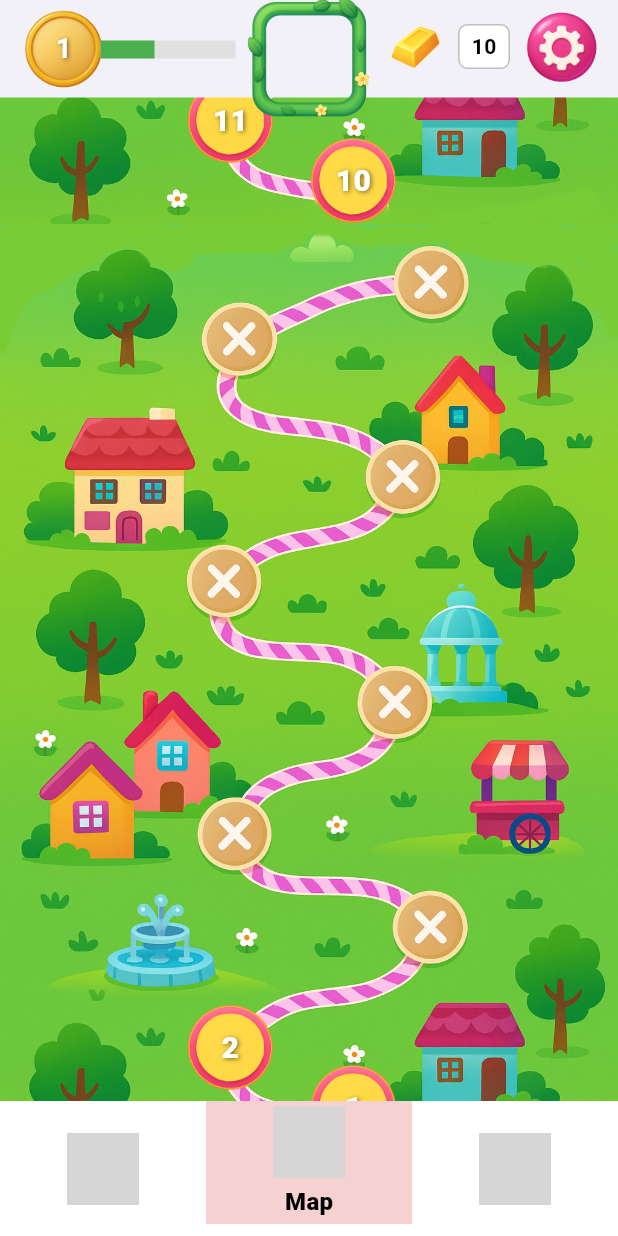
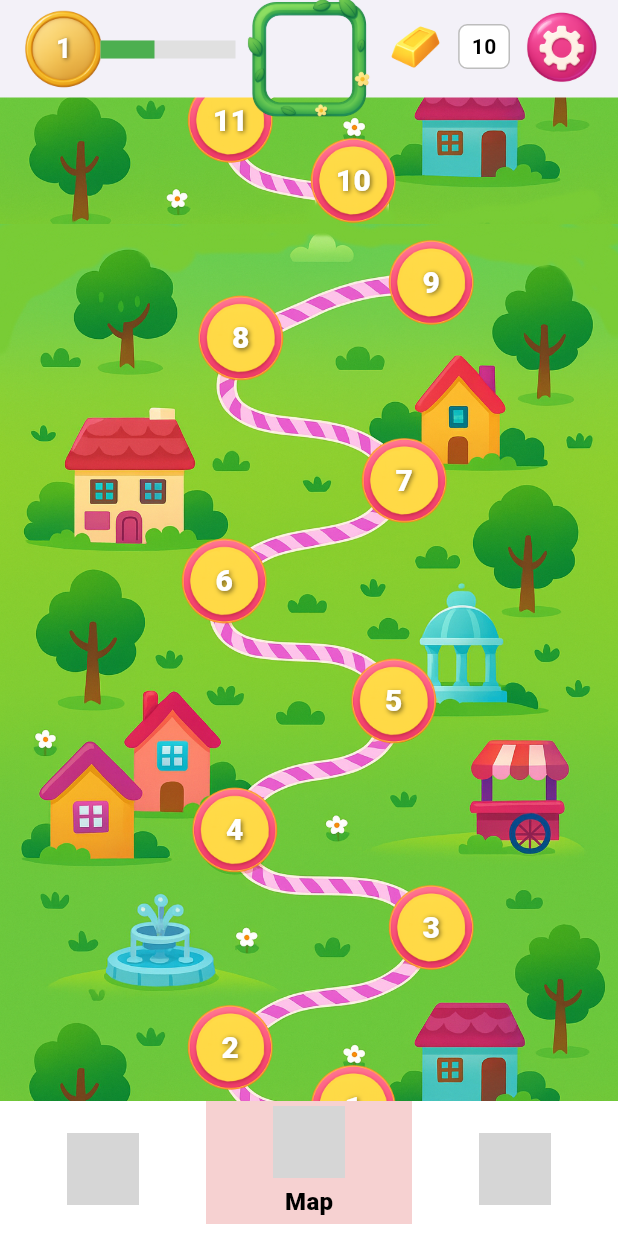
Before and after one commit to RieckA2306/slide_escape, a Flutter app: the screen it shows after launch, scrolled down 1152 dp, on a phone screen of 412 x 824 dp. Run offline on Flutter 3.47's test engine with Material 3 defaults, Android fonts, the light colour scheme and no system bars; grey boxes are pictures that could not be loaded.

Commit message:
Levels 1 to 9 ad its place

```diff
--- a/lib/features/level_map/level_map_screen.dart
+++ b/lib/features/level_map/level_map_screen.dart
@@ -28,6 +28,13 @@ class _LevelMapScreenState extends State<LevelMapScreen> {
     final levels = [
       Level(id: 1, type: LevelType.normal, size: 6, targetIds: [1]),
       Level(id: 2, type: LevelType.normal, size: 6, targetIds: [1]),
+      Level(id: 3, type: LevelType.normal, size: 6, targetIds: [1]),
+      Level(id: 4, type: LevelType.normal, size: 6, targetIds: [1]),
+      Level(id: 5, type: LevelType.normal, size: 6, targetIds: [1]),
+      Level(id: 6, type: LevelType.normal, size: 6, targetIds: [1]),
+      Level(id: 7, type: LevelType.normal, size: 6, targetIds: [1]),
+      Level(id: 8, type: LevelType.normal, size: 6, targetIds: [1]),
+      Level(id: 9, type: LevelType.normal, size: 6, targetIds: [1]),
       Level(id: 10, type: LevelType.normal, size: 6, targetIds: [1]),
       Level(id: 11, type: LevelType.normal, size: 6, targetIds: [1]),
       Level(id: 19, type: LevelType.normal, size: 6, targetIds: [1]),
@@ -159,8 +166,8 @@ class _LevelMapScreenState extends State<LevelMapScreen> {
           child: _buildMapSection(
             context,
             children: [
-              _buildLevel(204, 558, levels[4]),
-              _buildLevel(122, 518, levels[5]),
+              _buildLevel(204, 558, levels[11]),
+              _buildLevel(122, 518, levels[12]),
             ],
           ),
         ),
@@ -170,8 +177,8 @@ class _LevelMapScreenState extends State<LevelMapScreen> {
           child: _buildMapSection(
             context,
             children: [
-              _buildLevel(204, 558, levels[2]),
-              _buildLevel(122, 518, levels[3]),
+              _buildLevel(204, 558, levels[9]),
+              _buildLevel(122, 518, levels[10]),
             ],
           ),
         ),
@@ -183,6 +190,13 @@ class _LevelMapScreenState extends State<LevelMapScreen> {
             children: [
               _buildLevel(204, 558, levels[0]),
               _buildLevel(122, 518, levels[1]),
+              _buildLevel(256, 438, levels[2]),
+              _buildLevel(125, 373, levels[3]),
+              _buildLevel(231, 287, levels[4]),
+              _buildLevel(118, 207, levels[5]),
+              _buildLevel(238, 140, levels[6]),
+              _buildLevel(129, 45, levels[7]),
+              _buildLevel(256, 8, levels[8]),
             ],
           ),
         ),
```
